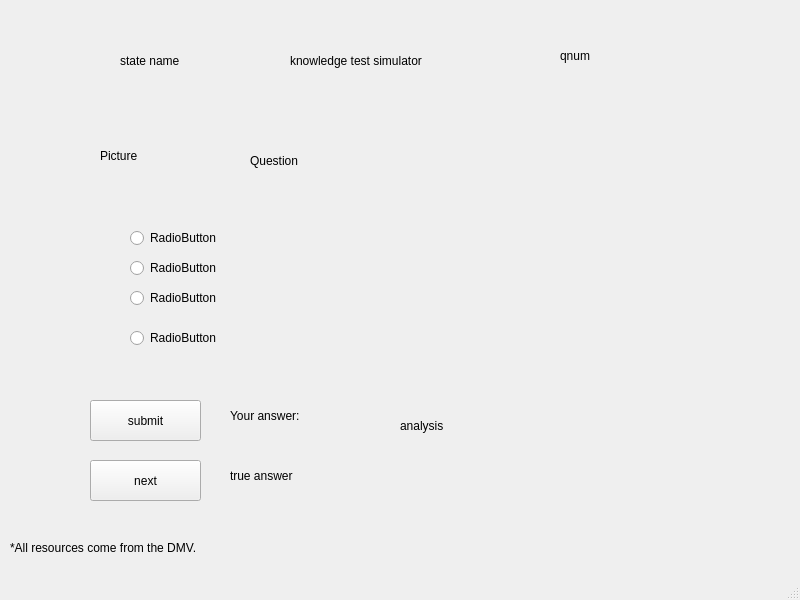
This is testsimulator.ui in hnxals/DLH as Qt 5 draws it before an edit. The edited form follows.
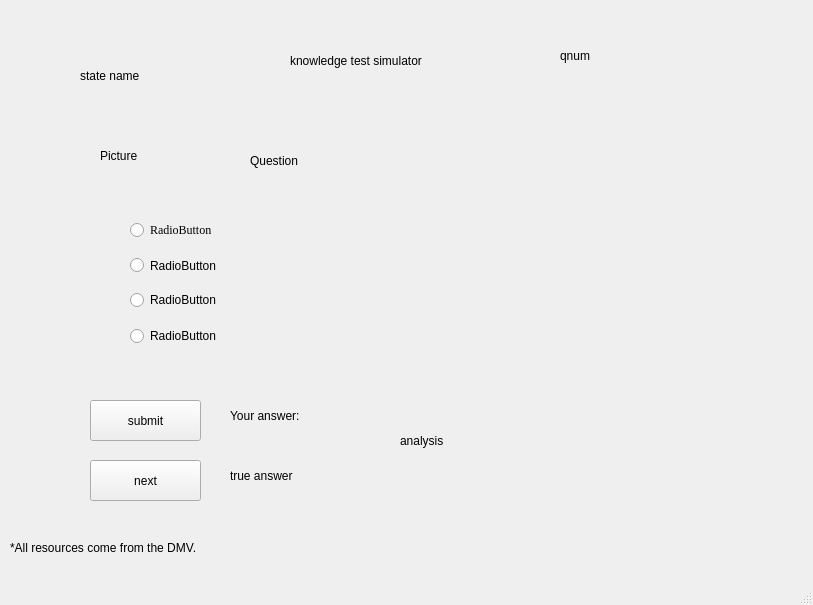
This is the edited form.

```diff
--- a/testsimulator.ui
+++ b/testsimulator.ui
@@ -6,8 +6,8 @@
    <rect>
     <x>0</x>
     <y>0</y>
-    <width>800</width>
-    <height>600</height>
+    <width>813</width>
+    <height>605</height>
    </rect>
   </property>
   <property name="windowTitle">
@@ -17,10 +17,10 @@
    <widget class="QLabel" name="state_label">
     <property name="geometry">
      <rect>
-      <x>120</x>
+      <x>80</x>
       <y>50</y>
-      <width>101</width>
-      <height>21</height>
+      <width>141</width>
+      <height>51</height>
      </rect>
     </property>
     <property name="text">
@@ -57,11 +57,16 @@
     <property name="geometry">
      <rect>
       <x>130</x>
-      <y>230</y>
-      <width>89</width>
-      <height>16</height>
+      <y>220</y>
+      <width>501</width>
+      <height>20</height>
      </rect>
     </property>
+    <property name="font">
+     <font>
+      <family>Times New Roman</family>
+     </font>
+    </property>
     <property name="text">
      <string>RadioButton</string>
     </property>
@@ -70,9 +75,9 @@
     <property name="geometry">
      <rect>
       <x>130</x>
-      <y>260</y>
-      <width>89</width>
-      <height>16</height>
+      <y>255</y>
+      <width>501</width>
+      <height>21</height>
      </rect>
     </property>
     <property name="text">
@@ -84,8 +89,8 @@
      <rect>
       <x>130</x>
       <y>290</y>
-      <width>89</width>
-      <height>16</height>
+      <width>501</width>
+      <height>20</height>
      </rect>
     </property>
     <property name="text">
@@ -96,9 +101,9 @@
     <property name="geometry">
      <rect>
       <x>130</x>
-      <y>330</y>
-      <width>89</width>
-      <height>16</height>
+      <y>326</y>
+      <width>501</width>
+      <height>20</height>
      </rect>
     </property>
     <property name="text">
@@ -124,7 +129,7 @@
       <x>400</x>
       <y>390</y>
       <width>331</width>
-      <height>71</height>
+      <height>101</height>
      </rect>
     </property>
     <property name="text">
@@ -162,7 +167,7 @@
      <rect>
       <x>230</x>
       <y>400</y>
-      <width>101</width>
+      <width>111</width>
       <height>31</height>
      </rect>
     </property>
```
Left out of the diff: 2 changed lines with no effect on the pictures.
